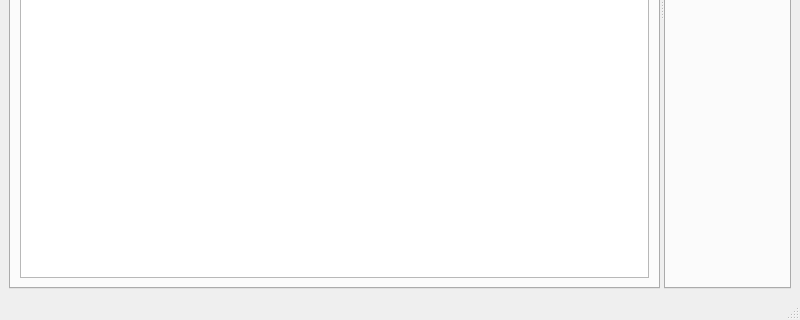
OpenFLUID/openfluid, file src/apps/openfluid-devstudio/MainWindow.ui: the form before one commit; both pictures show x 0 to 800 and y 280 to 600 of the 800 by 600 pixel window.
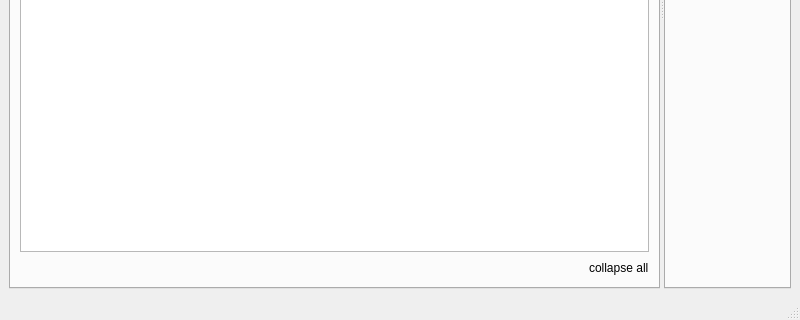
The form after the commit. Icons and pictures are not drawn. Custom widgets are drawn as their Qt base class.

Commit message: Add of "collapse all" actions in DevStudio explorers

Diff of the .ui file:
```diff
--- a/src/apps/openfluid-devstudio/MainWindow.ui
+++ b/src/apps/openfluid-devstudio/MainWindow.ui
@@ -80,6 +80,30 @@
            </attribute>
           </widget>
          </item>
+         <item>
+          <layout class="QHBoxLayout" name="horizontalLayout_3">
+           <item>
+            <spacer name="horizontalSpacer_3">
+             <property name="orientation">
+              <enum>Qt::Horizontal</enum>
+             </property>
+             <property name="sizeHint" stdset="0">
+              <size>
+               <width>40</width>
+               <height>20</height>
+              </size>
+             </property>
+            </spacer>
+           </item>
+           <item>
+            <widget class="openfluid::ui::common::ActionLabel" name="CollapseAllExtActionLabel">
+             <property name="text">
+              <string>collapse all</string>
+             </property>
+            </widget>
+           </item>
+          </layout>
+         </item>
         </layout>
        </widget>
       </widget>
@@ -119,6 +143,11 @@
    <extends>QTreeView</extends>
    <header location="global">openfluid/ui/waresdev/WareSrcExplorer.hpp</header>
   </customwidget>
+  <customwidget>
+   <class>openfluid::ui::common::ActionLabel</class>
+   <extends>QLabel</extends>
+   <header location="global">openfluid/ui/common/ActionLabel.hpp</header>
+  </customwidget>
  </customwidgets>
  <resources>
   <include location="resources/openfluiddevstudio.qrc"/>
```
Left out of the diff: 56 changed lines with no effect on the pictures. The commit also changes 1 other file.
